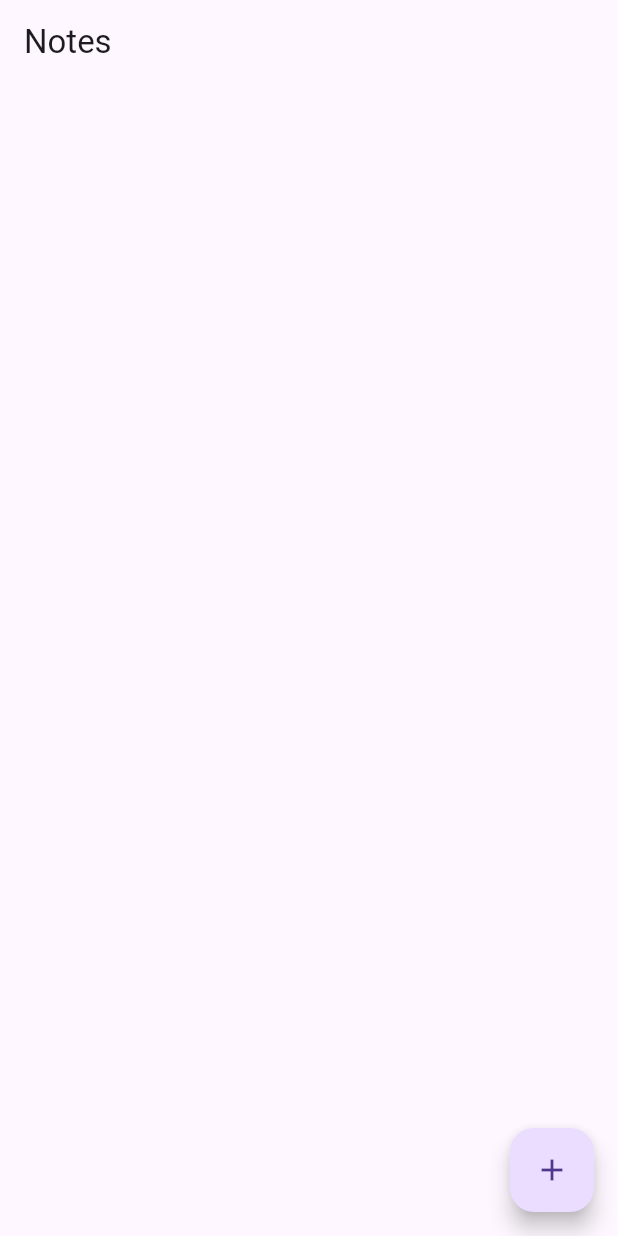
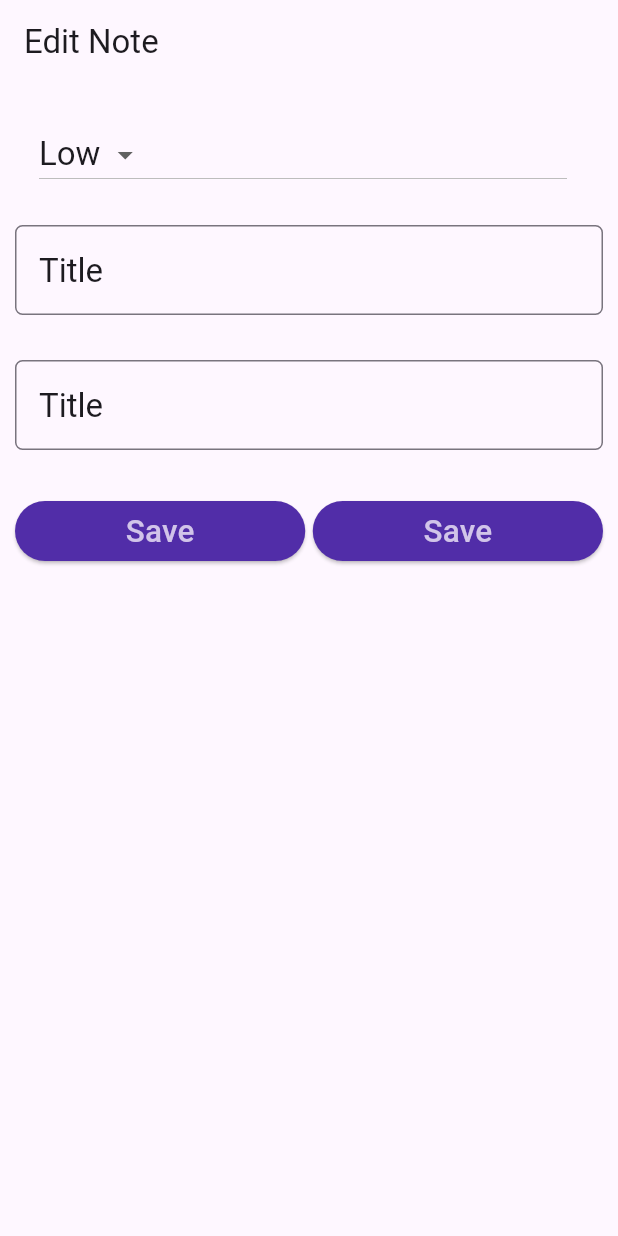
Before and after one commit to medslatnia/Note-keeper-app, a Flutter app: the screen it shows after launch, on a phone screen of 412 x 824 dp. Run offline on Flutter 3.47's test engine with Material 3 defaults, Android fonts, the phone set to English and light mode, and no system bars.

Commit message:
Note Keeper mobile application

```diff
--- a/lib/main.dart
+++ b/lib/main.dart
@@ -1,4 +1,5 @@
 import 'package:flutter/material.dart';
+import 'package:note_keeper/screens/note_detail.dart';
 import 'package:note_keeper/screens/note_list.dart';
 
 void main(){
@@ -16,7 +17,7 @@ class MyApp extends StatelessWidget{
       theme: ThemeData(
         primarySwatch: Colors.deepPurple
       ),
-      home: NoteList(),
+      home: NoteDetail(),
     );
   }
 }
--- a/lib/screens/note_detail.dart
+++ b/lib/screens/note_detail.dart
@@ -0,0 +1,155 @@
+import 'package:flutter/material.dart';
+
+class NoteDetail extends StatefulWidget{
+
+  @override
+  State<StatefulWidget> createState() {
+    return NoteDetailState();
+  }
+}
+
+class NoteDetailState extends State<NoteDetail>{
+
+        static var _priorities = ['High', 'Low'];
+
+        TextEditingController titleController = TextEditingController();
+        TextEditingController descriptionController = TextEditingController();
+
+        @override
+      Widget build(BuildContext context){
+
+          TextStyle? textStyle = Theme.of(context).textTheme.headline6;
+
+        return Scaffold(
+          appBar: AppBar(
+            title: Text('Edit Note'),
+          ),
+          body:
+          Padding(
+            padding: EdgeInsets.only(top:15.0, left: 10.0, right:10.0),
+            child: ListView(
+              children: <Widget>[
+
+                // This is the first element
+                ListTile(
+                  title: DropdownButton(
+                    items: _priorities.map((String dropDownStringItem){
+                      return DropdownMenuItem<String>(
+                        value: dropDownStringItem,
+                        child:Text(dropDownStringItem),
+                      );
+                    }).toList(),
+
+                    style: textStyle,
+
+                    value: 'Low',
+
+                    onChanged: (valueSelectedByUser){
+                      setState((){
+                        debugPrint('User selected $valueSelectedByUser');
+                      });
+
+                    },
+                  ),
+
+
+                ),
+
+                // This is our Second Element
+                Padding(
+                  padding: EdgeInsets.only(top: 15.0, bottom: 15.0),
+                  child: TextField(
+                    controller: titleController,
+                    style: textStyle,
+                    onChanged: (value){
+                      debugPrint('Something changed in Title Text Field');
+                    },
+                    decoration:InputDecoration(
+                      labelText: 'Title',
+                      labelStyle: textStyle,
+                      border:OutlineInputBorder(
+                        borderRadius: BorderRadius.circular(5.0)
+                      )
+                    ),
+
+                  ),
+                ),
+
+                // This is our Third Element
+                Padding(
+                  padding: EdgeInsets.only(top: 15.0, bottom: 15.0),
+                  child: TextField(
+                    controller: descriptionController,
+                    style: textStyle,
+                    onChanged: (value){
+                      debugPrint('Something changed in Description Text Field');
+                    },
+                    decoration:InputDecoration(
+                        labelText: 'Title',
+                        labelStyle: textStyle,
+                        border:OutlineInputBorder(
+                            borderRadius: BorderRadius.circular(5.0)
+                        )
+                    ),
+                  ),
+                ),
+
+                Padding(
+                    padding: EdgeInsets.only(top: 15.0, bottom: 15.0),
+                child: Row(
+                  children: <Widget>[
+
+
+                    Expanded(
+                      child: ElevatedButton(
+                        style: ElevatedButton.styleFrom(
+                          primary: Theme.of(context).primaryColorDark,
+                          onPrimary: Theme.of(context).primaryColorLight,
+                        ),
+                        child: Text(
+                          'Save',
+                          textScaleFactor: 1.5,
+                        ),
+                        onPressed: () {
+                          setState(() {
+                            debugPrint("Save button clicked");
+                          });
+                        },
+                      ),
+                    ),
+
+
+                    Container(width:5.0),
+
+                    Expanded(
+                      child: ElevatedButton(
+                        style: ElevatedButton.styleFrom(
+                          primary: Theme.of(context).primaryColorDark,
+                          onPrimary: Theme.of(context).primaryColorLight,
+                        ),
+                        child: Text(
+                          'Save',
+                          textScaleFactor: 1.5,
+                        ),
+                        onPressed: () {
+                          setState(() {
+                            debugPrint("Save button clicked");
+                          });
+                        },
+                      ),
+                    ),
+
+
+
+                  ],
+                ),
+                ),
+
+              ],
+            ),
+          ),
+        );
+
+  }
+
+}
```
